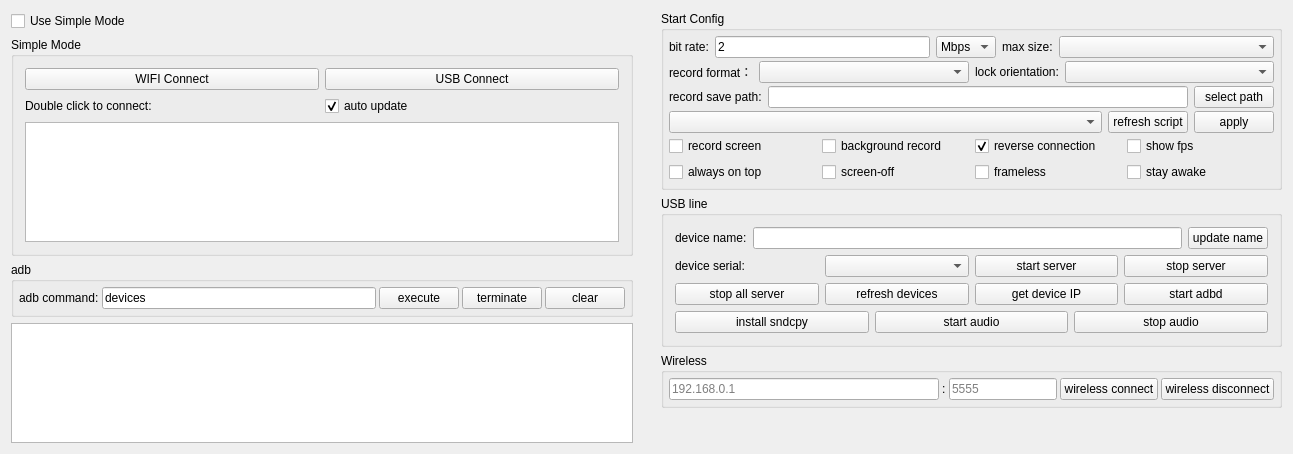
mahdi-cpp/QmlScrcpy, file ui/dialog.ui: the form before one commit.
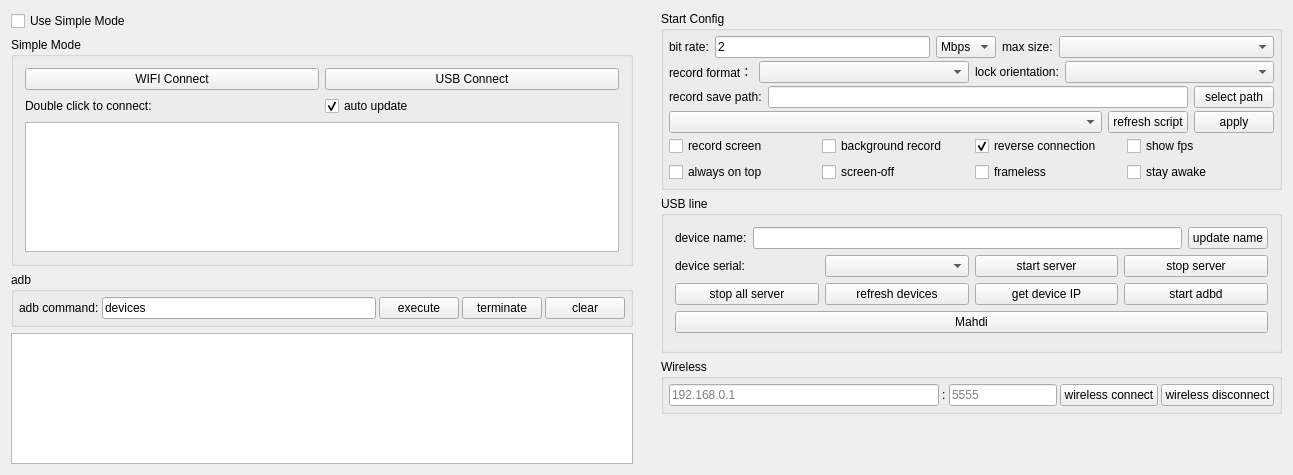
The form after the commit.

```diff
--- a/ui/dialog.ui
+++ b/ui/dialog.ui
@@ -7,7 +7,7 @@
     <x>0</x>
     <y>0</y>
     <width>1293</width>
-    <height>454</height>
+    <height>475</height>
    </rect>
   </property>
   <property name="windowTitle">
@@ -964,6 +964,13 @@
            </layout>
           </widget>
          </item>
+         <item>
+          <widget class="QPushButton" name="mahdiBtn">
+           <property name="text">
+            <string>Mahdi</string>
+           </property>
+          </widget>
+         </item>
          <item>
           <widget class="QWidget" name="usbWidget3" native="true">
            <layout class="QHBoxLayout" name="horizontalLayout_12">
@@ -979,45 +986,6 @@
             <property name="bottomMargin">
              <number>0</number>
             </property>
-            <item>
-             <widget class="QPushButton" name="installSndcpyBtn">
-              <property name="sizePolicy">
-               <sizepolicy hsizetype="Preferred" vsizetype="Preferred">
-                <horstretch>0</horstretch>
-                <verstretch>0</verstretch>
-               </sizepolicy>
-              </property>
-              <property name="text">
-               <string>install sndcpy</string>
-              </property>
-             </widget>
-            </item>
-            <item>
-             <widget class="QPushButton" name="startAudioBtn">
-              <property name="sizePolicy">
-               <sizepolicy hsizetype="Preferred" vsizetype="Preferred">
-                <horstretch>0</horstretch>
-                <verstretch>0</verstretch>
-               </sizepolicy>
-              </property>
-              <property name="text">
-               <string>start audio</string>
-              </property>
-             </widget>
-            </item>
-            <item>
-             <widget class="QPushButton" name="stopAudioBtn">
-              <property name="sizePolicy">
-               <sizepolicy hsizetype="Preferred" vsizetype="Preferred">
-                <horstretch>0</horstretch>
-                <verstretch>0</verstretch>
-               </sizepolicy>
-              </property>
-              <property name="text">
-               <string>stop audio</string>
-              </property>
-             </widget>
-            </item>
            </layout>
           </widget>
          </item>
```
